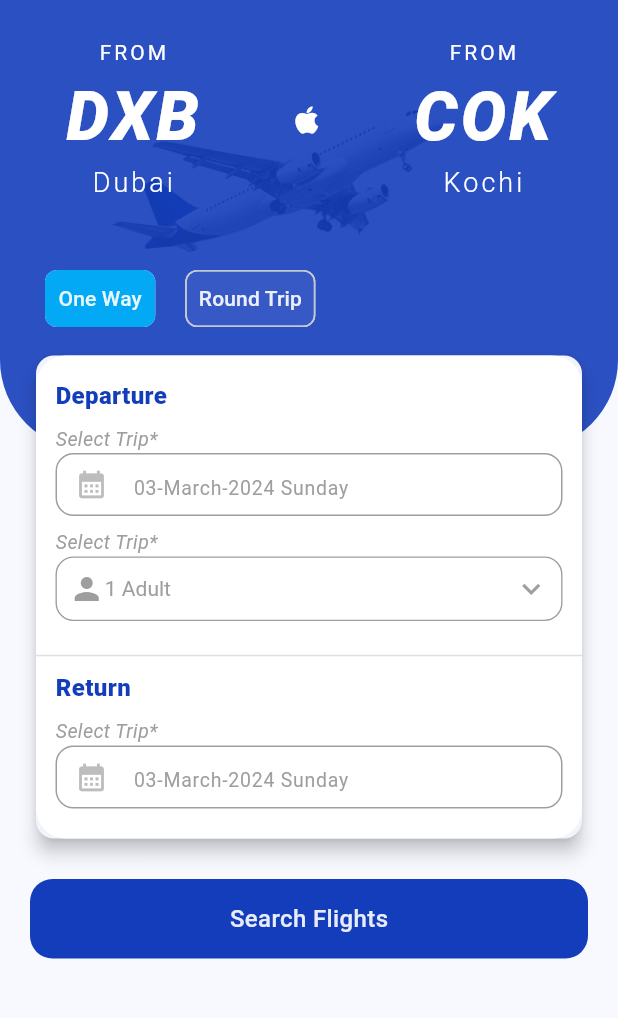
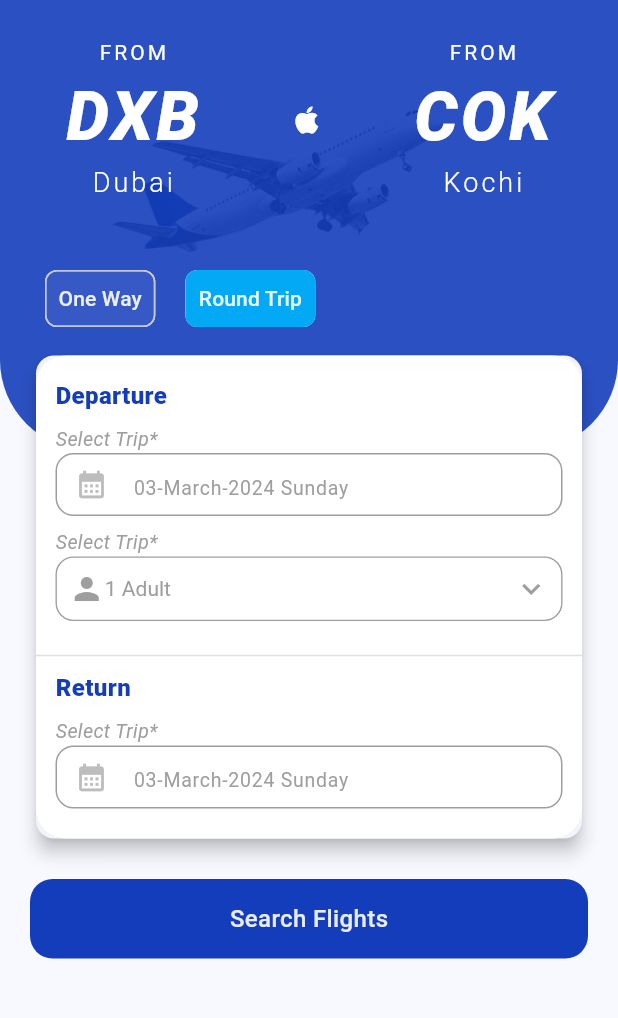
Before and after one commit to saninthottungal/fairFlights, a Flutter app: the screen it shows after launch, after a tap on "Round Trip", on a phone screen of 412 x 824 dp, the part 156-1174 px from its top. Run offline on Flutter 3.47's test engine with Material 3 defaults, Android fonts, the phone set to English and light mode, and no system bars; our stand-ins replace easy_date_timeline, google_fonts; missing offline and left inert: paged_vertical_calendar.

Commit message:
choice chip functions complete

```diff
--- a/lib/Screens/ScreenHome/Providers/ChoiceProvider.dart
+++ b/lib/Screens/ScreenHome/Providers/ChoiceProvider.dart
@@ -2,4 +2,9 @@ import 'package:flutter/material.dart';
 
 class ChoiceProvider extends ChangeNotifier {
   bool isOneWay = true;
+
+  void changeValue(bool? value) {
+    isOneWay = value ?? true;
+    notifyListeners();
+  }
 }
--- a/lib/Screens/ScreenHome/Widgets/CustomChip.dart
+++ b/lib/Screens/ScreenHome/Widgets/CustomChip.dart
@@ -1,15 +1,18 @@
-import 'package:flight_booking/Core/Constants/colors.dart';
 import 'package:flutter/material.dart';
 
 class CustomChip extends StatelessWidget {
   final String title;
   final bool isSelected;
   final void Function(bool?) onSelected;
-  const CustomChip(
-      {super.key,
-      required this.title,
-      required this.isSelected,
-      required this.onSelected});
+  final Color color;
+  const CustomChip({
+    super.key,
+    required this.title,
+    required this.isSelected,
+    required this.onSelected,
+    required this.color,
+  });
+
   @override
   Widget build(BuildContext context) {
     return Padding(
@@ -23,8 +26,10 @@ class CustomChip extends StatelessWidget {
           selected: isSelected,
           showCheckmark: false,
           labelPadding: const EdgeInsets.all(0),
-          selectedColor: Colors.lightBlue,
-          backgroundColor: AppColor.customBlue.withOpacity(0.85),
+          // selectedColor: Colors.lightBlue,
+          // backgroundColor: AppColor.customBlue.withOpacity(0.85),
+          shadowColor: Colors.transparent,
+          color: MaterialStatePropertyAll(color),
         ));
   }
 }
--- a/lib/Screens/ScreenHome/Widgets/InputsWidget.dart
+++ b/lib/Screens/ScreenHome/Widgets/InputsWidget.dart
@@ -1,9 +1,11 @@
 import 'package:flight_booking/Core/Constants/colors.dart';
 import 'package:flight_booking/Screens/ScreenCalendar/ScreenCalendar.dart';
+import 'package:flight_booking/Screens/ScreenHome/Providers/ChoiceProvider.dart';
 import 'package:flight_booking/Screens/ScreenHome/Widgets/CustomChip.dart';
 import 'package:flight_booking/Screens/ScreenHome/Widgets/FromToColumn.dart';
 import 'package:flight_booking/Screens/ScreenHome/Widgets/drop_menu.dart';
 import 'package:flutter/material.dart';
+import 'package:provider/provider.dart';
 
 class InputsWidget extends StatelessWidget {
   const InputsWidget({
@@ -27,22 +29,40 @@ class InputsWidget extends StatelessWidget {
             ],
           ),
           const SizedBox(height: 30),
-          Row(
+          Consumer<ChoiceProvider>(builder: (context, choice, _) {
+            return Row(
               mainAxisAlignment: MainAxisAlignment.start,
               mainAxisSize: MainAxisSize.min,
               children: [
                 CustomChip(
                   title: "One Way",
-                isSelected: true,
-                onSelected: (value) {},
+                  isSelected: choice.isOneWay,
+                  color: choice.isOneWay
+                      ? Colors.lightBlue
+                      : AppColor.customBlue.withOpacity(0.85),
+                  onSelected: (value) {
+                    if (choice.isOneWay) {
+                    } else {
+                      choice.changeValue(true);
+                    }
+                  },
                 ),
                 CustomChip(
                   title: "Round Trip",
-                isSelected: false,
-                onSelected: (value) {},
+                  isSelected: !choice.isOneWay,
+                  color: choice.isOneWay
+                      ? AppColor.customBlue.withOpacity(0.85)
+                      : Colors.lightBlue,
+                  onSelected: (value) {
+                    if (!choice.isOneWay) {
+                    } else {
+                      choice.changeValue(false);
+                    }
+                  },
                 ),
               ],
-          ),
+            );
+          }),
           Card(
             surfaceTintColor: Colors.white,
             elevation: 5,
```
Lines whose indentation alone changed are shown as unchanged.
